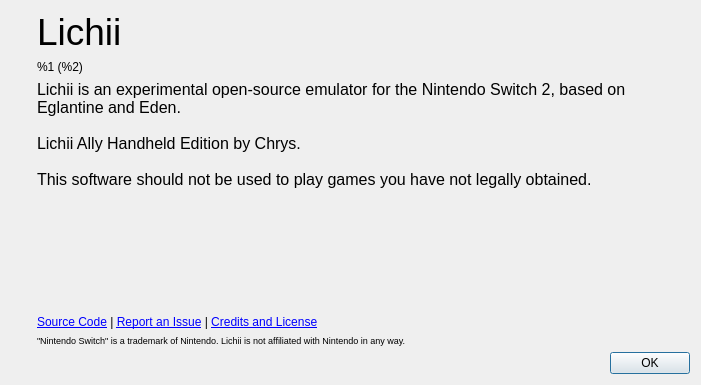
First picture: the form in src/yuzu/aboutdialog.ui, repository Syyrhc/Lichii-Ally, before the edit.
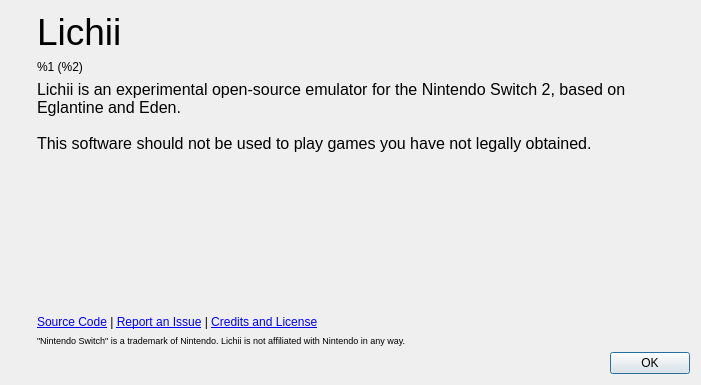
Second picture: the form after the edit. Icons and pictures are not drawn.

Commit message: dist,ui,docs: remove personal name from build string and about dialog

The edit to the form file:
```diff
--- a/src/yuzu/aboutdialog.ui
+++ b/src/yuzu/aboutdialog.ui
@@ -102,7 +102,7 @@
 li.unchecked::marker { content: &quot;\2610&quot;; }
 li.checked::marker { content: &quot;\2612&quot;; }
 &lt;/style&gt;&lt;/head&gt;&lt;body style=&quot; font-family:'Noto Sans'; font-size:9pt; font-weight:400; font-style:normal;&quot;&gt;
-&lt;p style=&quot; margin-top:0px; margin-bottom:0px; margin-left:0px; margin-right:0px; -qt-block-indent:0; text-indent:0px;&quot;&gt;&lt;span style=&quot; font-family:'MS Shell Dlg 2'; font-size:12pt;&quot;&gt;Lichii is an experimental open-source emulator for the Nintendo Switch 2, based on Eglantine and Eden. &lt;br /&gt;&lt;br /&gt;Lichii Ally Handheld Edition by Chrys.&lt;br /&gt;&lt;br /&gt;This software should not be used to play games you have not legally obtained.&lt;/span&gt;&lt;/p&gt;&lt;/body&gt;&lt;/html&gt;</string>
+&lt;p style=&quot; margin-top:0px; margin-bottom:0px; margin-left:0px; margin-right:0px; -qt-block-indent:0; text-indent:0px;&quot;&gt;&lt;span style=&quot; font-family:'MS Shell Dlg 2'; font-size:12pt;&quot;&gt;Lichii is an experimental open-source emulator for the Nintendo Switch 2, based on Eglantine and Eden. &lt;br /&gt;&lt;br /&gt;This software should not be used to play games you have not legally obtained.&lt;/span&gt;&lt;/p&gt;&lt;/body&gt;&lt;/html&gt;</string>
          </property>
          <property name="alignment">
           <set>Qt::AlignmentFlag::AlignLeading|Qt::AlignmentFlag::AlignLeft|Qt::AlignmentFlag::AlignVCenter</set>
```
The commit also changes 3 other files.
